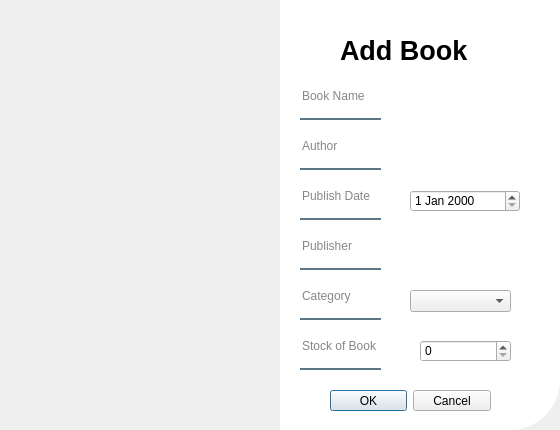
Above: uis/dialog_add_book.ui from DaeyeongCho/DataBaseLectureProject before the change. Below: the same form after it.
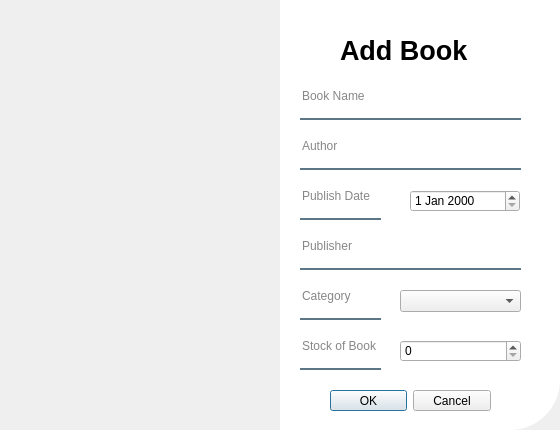
That is the form after the change. Icons and pictures are not drawn.

Patch:
```diff
--- a/uis/dialog_add_book.ui
+++ b/uis/dialog_add_book.ui
@@ -91,7 +91,7 @@
     <rect>
      <x>300</x>
      <y>80</y>
-     <width>81</width>
+     <width>221</width>
      <height>40</height>
     </rect>
    </property>
@@ -114,7 +114,7 @@
     <rect>
      <x>300</x>
      <y>130</y>
-     <width>81</width>
+     <width>221</width>
      <height>40</height>
     </rect>
    </property>
@@ -137,7 +137,7 @@
     <rect>
      <x>300</x>
      <y>230</y>
-     <width>81</width>
+     <width>221</width>
      <height>40</height>
     </rect>
    </property>
@@ -237,9 +237,9 @@
   <widget class="QComboBox" name="comboBoxCategory">
    <property name="geometry">
     <rect>
-     <x>410</x>
+     <x>400</x>
      <y>290</y>
-     <width>101</width>
+     <width>121</width>
      <height>22</height>
     </rect>
    </property>
@@ -247,9 +247,9 @@
   <widget class="QSpinBox" name="spinBoxQuantity">
    <property name="geometry">
     <rect>
-     <x>420</x>
+     <x>400</x>
      <y>340</y>
-     <width>91</width>
+     <width>121</width>
      <height>22</height>
     </rect>
    </property>
```
